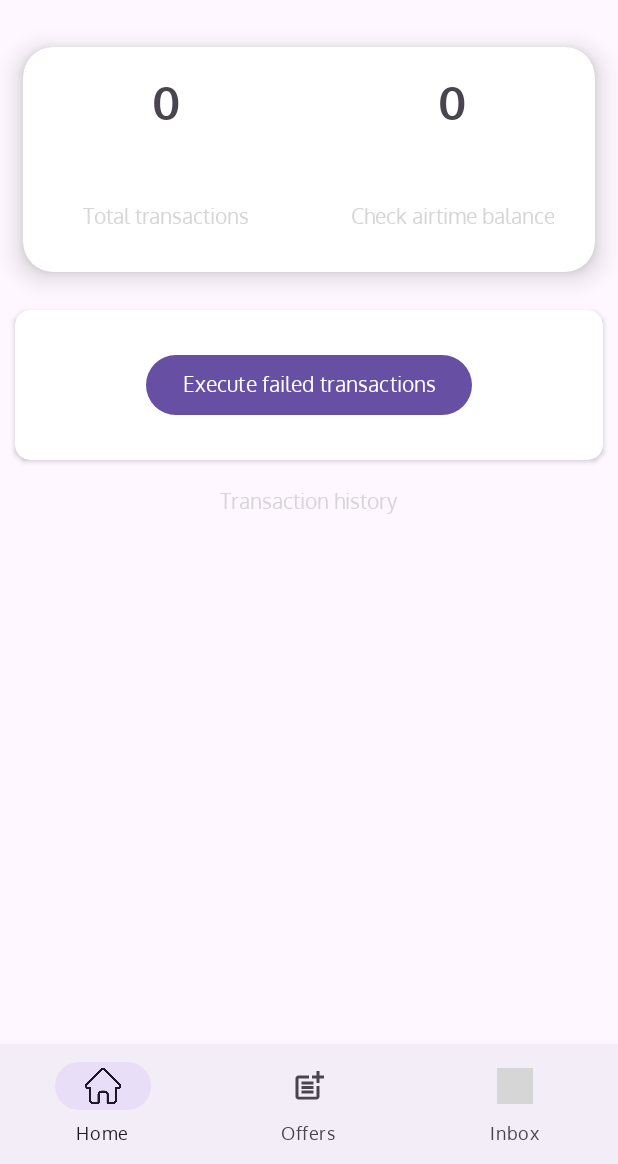
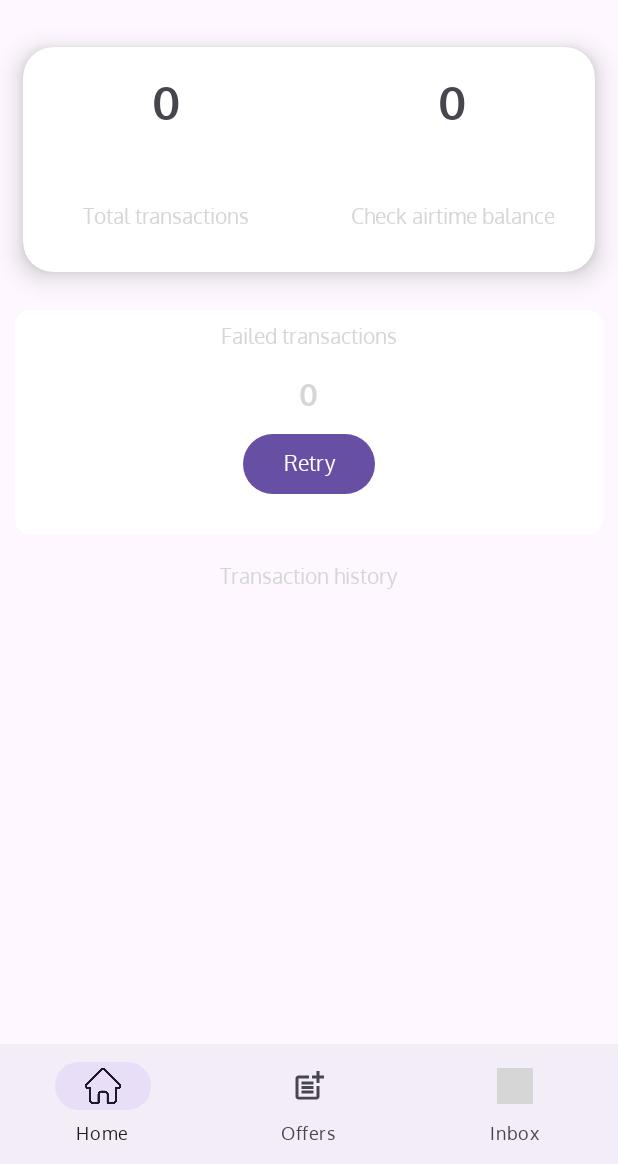
Before and after one commit to Moses583/bingwa_second, an Android app: the MainContentFragment screen opened directly, with no data from a screen before it, on a phone screen of 412 x 824 dp, the part 72-1236 px from its top. Run offline under Robolectric (Android 15) with nearby library versions, the phone set to English and light mode, and no system bars; 1 statement that could not run was skipped; grey boxes are pictures that could not be loaded.

Commit message:
Second service for executing failed transactions

```diff
--- a/app/src/main/java/com/example/meisterbot/DBHelper.java
+++ b/app/src/main/java/com/example/meisterbot/DBHelper.java
@@ -13,7 +13,7 @@ import com.google.gson.Gson;
 public class DBHelper extends SQLiteOpenHelper {
 
     public DBHelper( Context context) {
-        super(context, "DatabaseSix.db",null,1);
+        super(context, "DatabaseSeven.db",null,1);
     }
 
     @Override
--- a/app/src/main/java/com/example/meisterbot/SmsReceiver.java
+++ b/app/src/main/java/com/example/meisterbot/SmsReceiver.java
@@ -292,7 +292,6 @@ public class SmsReceiver extends BroadcastReceiver {
             String newUssd = code.replace("pppp",phoneNumber);
 //            dialUssdCode(context, Integer.parseInt(sub),newUssd);
         }
-
     }
 
 
--- a/app/src/main/java/com/example/meisterbot/fragments/MainContentFragment.java
+++ b/app/src/main/java/com/example/meisterbot/fragments/MainContentFragment.java
@@ -53,9 +53,11 @@ import com.example.meisterbot.services.RetryService;
 import java.text.SimpleDateFormat;
 import java.util.ArrayList;
 import java.util.HashMap;
+import java.util.LinkedList;
 import java.util.List;
 import java.util.Locale;
 import java.util.Map;
+import java.util.Queue;
 import java.util.regex.Matcher;
 import java.util.regex.Pattern;
 
@@ -78,11 +80,12 @@ public class MainContentFragment extends Fragment {
     private String mParam2;
     private DBHelper helper;
     List<TransactionPOJO> pojoList = new ArrayList<>();
+    List<TransactionPOJO> failList = new ArrayList<>();
     TransactionAdapter adapter;
     private RecyclerView recyclerView;
     private SwipeRefreshLayout swipeRefreshLayout;
 
-    private TextView airtimeBalance, totalTransactions;
+    private TextView airtimeBalance, totalTransactions,failedTransactions;
     private RelativeLayout cancel, okay;
     Spinner spinner;
 
@@ -136,6 +139,7 @@ public class MainContentFragment extends Fragment {
         initViews(view);
         helper = new DBHelper(getActivity());
         showData();
+        getFailedTransactions();
         simMap = new HashMap<>();
         simNames = new ArrayList<>();
         slotIndex = new ArrayList<>();
@@ -202,9 +206,31 @@ public class MainContentFragment extends Fragment {
 
 
     }
+    private void getFailedTransactions(){
+        Cursor cursor = helper.getFailedResponses();
+        List<TransactionPOJO> queue1 = new ArrayList<>();
+        if (cursor.getCount() == 0){
+            Toast.makeText(getActivity(), "There are no failed transactions", Toast.LENGTH_SHORT).show();
+        }else{
+            while (cursor.moveToNext()){
+                String ussdResponse = cursor.getString(1);
+                String amount = cursor.getString(2);
+                String timeStamp = cursor.getString(3);
+                String recipient = cursor.getString(4);
+                String status = cursor.getString(5);
+                int subId = cursor.getInt(6);
+                String ussd = cursor.getString(7);
+                int till = cursor.getInt(8);
+                String messageFull = cursor.getString(9);
+                queue1.add(new TransactionPOJO(ussdResponse,amount,timeStamp,recipient,status,subId,ussd,till,messageFull));
+            }
+        }
+        failedTransactions.setText(String.valueOf(queue1.size()));
+    }
 
     public void refresh(){
         showData();
+        getFailedTransactions();
     }
 
     private void showData(){
@@ -340,5 +366,6 @@ public class MainContentFragment extends Fragment {
         airtimeBalance = view.findViewById(R.id.txtAirtimeBalance);
         totalTransactions = view.findViewById(R.id.txtTransactionsToday);
         button = view.findViewById(R.id.executeFailedTransactions);
+        failedTransactions = view.findViewById(R.id.txtFailedTransactions);
     }
 }
--- a/app/src/main/java/com/example/meisterbot/services/MyService.java
+++ b/app/src/main/java/com/example/meisterbot/services/MyService.java
@@ -29,7 +29,7 @@ public class MyService extends Service {
 
         final String CHANNEL_ID = "Foreground service";
         if (android.os.Build.VERSION.SDK_INT >= android.os.Build.VERSION_CODES.O) {
-            NotificationChannel channel = new NotificationChannel(CHANNEL_ID,CHANNEL_ID, NotificationManager.IMPORTANCE_HIGH);
+            NotificationChannel channel = new NotificationChannel(CHANNEL_ID,CHANNEL_ID, NotificationManager.IMPORTANCE_DEFAULT);
             getSystemService(NotificationManager.class).createNotificationChannel(channel);
             Notification.Builder notification = new Notification.Builder(this,CHANNEL_ID)
                     .setContentText("Foreground service is running")
--- a/app/src/main/res/layout/fragment_inbox.xml
+++ b/app/src/main/res/layout/fragment_inbox.xml
@@ -9,7 +9,8 @@
    <androidx.swiperefreshlayout.widget.SwipeRefreshLayout
        android:layout_width="match_parent"
        android:layout_height="wrap_content"
-       android:id="@+id/swipeRefreshInbox">
+       android:id="@+id/swipeRefreshInbox"
+       android:layout_margin="15dp">
        <androidx.recyclerview.widget.RecyclerView
            android:layout_width="match_parent"
            android:layout_height="match_parent"
--- a/app/src/main/res/layout/fragment_main_content.xml
+++ b/app/src/main/res/layout/fragment_main_content.xml
@@ -98,20 +98,39 @@
 
     <androidx.cardview.widget.CardView
         android:layout_width="match_parent"
-        android:layout_height="100dp"
+        android:layout_height="150dp"
         app:cardCornerRadius="10dp"
         android:layout_margin="10dp">
 
-        <RelativeLayout
+        <LinearLayout
             android:layout_width="match_parent"
-            android:layout_height="match_parent">
+            android:layout_height="match_parent"
+            android:orientation="vertical">
+            <TextView
+                android:layout_width="wrap_content"
+                android:layout_height="wrap_content"
+                android:layout_gravity="center"
+                android:textColor="@color/green"
+                android:padding="8dp"
+                android:text="Failed transactions"/>
+            <TextView
+                android:layout_width="wrap_content"
+                android:layout_height="wrap_content"
+                android:layout_gravity="center"
+                android:text="0"
+                android:padding="8dp"
+                android:textColor="@color/black"
+                android:textSize="20sp"
+                android:fontFamily="@font/oxygen_bold"
+                android:id="@+id/txtFailedTransactions"/>
             <Button
                 android:layout_width="wrap_content"
                 android:layout_height="wrap_content"
-                android:layout_centerInParent="true"
-                android:text="Execute failed transactions"
+                android:layout_gravity="center"
+                android:padding="8dp"
+                android:text="Retry"
                 android:id="@+id/executeFailedTransactions"/>
-        </RelativeLayout>
+        </LinearLayout>
 
     </androidx.cardview.widget.CardView>
 
@@ -125,7 +144,8 @@
 
     <androidx.constraintlayout.widget.ConstraintLayout
         android:layout_width="match_parent"
-        android:layout_height="match_parent">
+        android:layout_height="match_parent"
+        android:layout_margin="15dp">
 
         <androidx.swiperefreshlayout.widget.SwipeRefreshLayout
             android:id="@+id/swipeRefreshTransactions"
@@ -140,7 +160,6 @@
                 android:id="@+id/transactionsRecycler"
                 android:layout_width="match_parent"
                 android:layout_height="match_parent"
-                android:layout_margin="5dp"
                 app:layout_constraintEnd_toEndOf="parent"
                 app:layout_constraintStart_toStartOf="parent"
                 app:layout_constraintTop_toTopOf="parent" />
--- a/app/src/main/res/layout/fragment_make_offer.xml
+++ b/app/src/main/res/layout/fragment_make_offer.xml
@@ -20,7 +20,8 @@
         android:layout_width="match_parent"
         android:layout_height="wrap_content"
         android:id="@+id/swipeRefreshOffers"
-        android:layout_below="@id/textView3">
+        android:layout_below="@id/textView3"
+        android:layout_margin="15dp">
         <androidx.recyclerview.widget.RecyclerView
             android:id="@+id/offersRecycler"
             android:layout_width="match_parent"
```
Also changed, not shown: app/src/main/java/com/example/meisterbot/services/RetryService.java (+7 -9 lines), app/src/main/res/layout/activity_create_offer.xml (+24 -31 lines).
